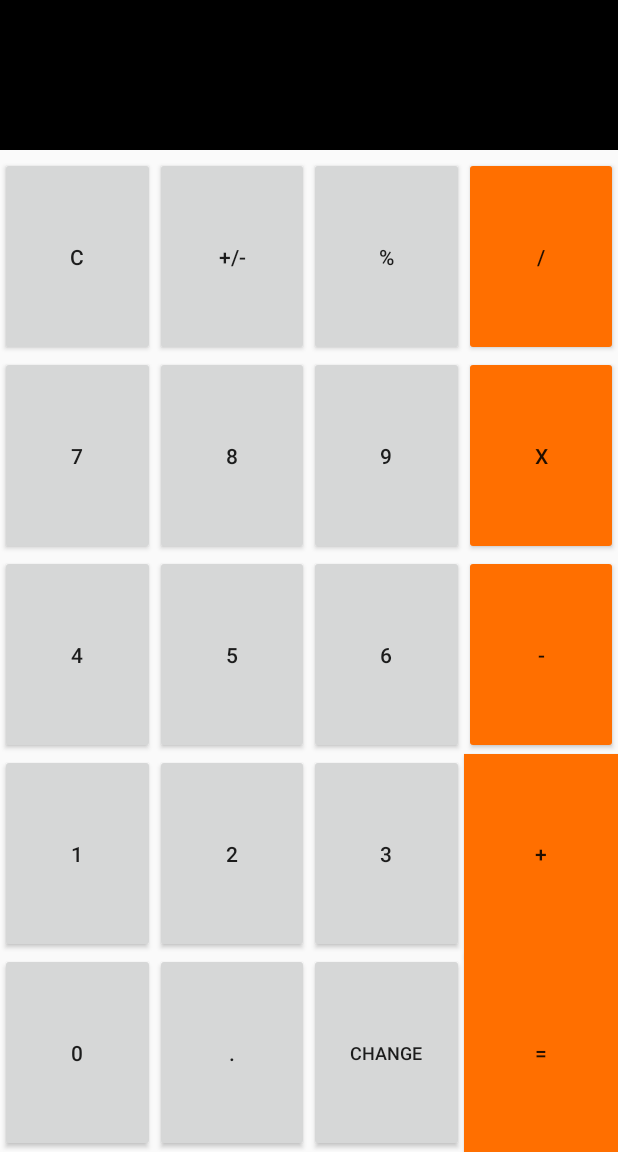
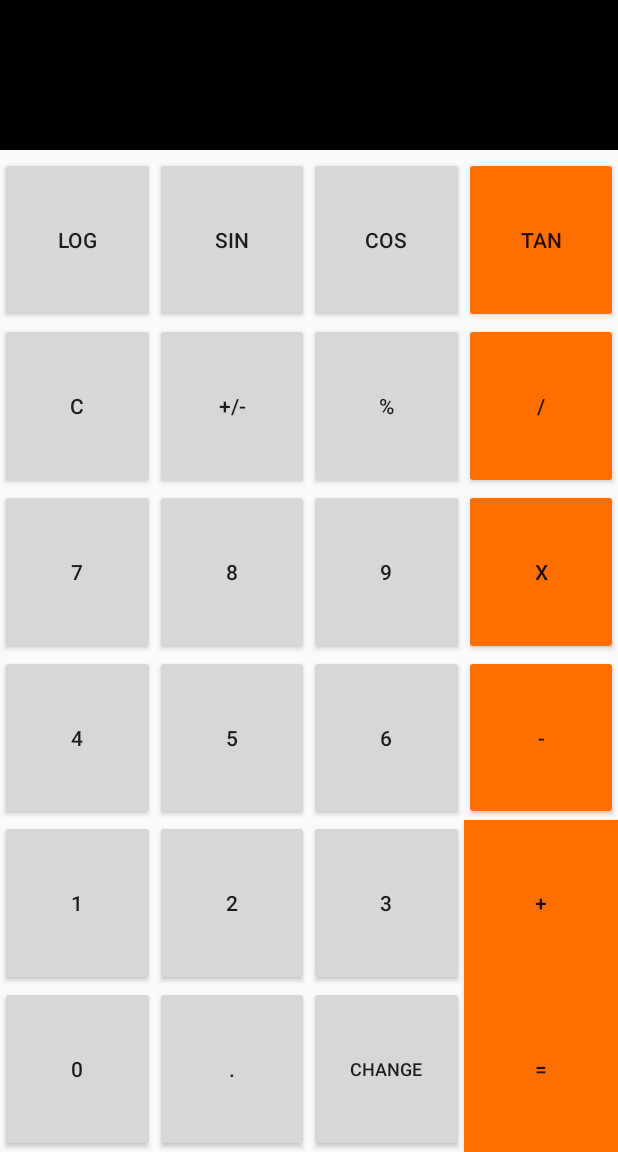
Before and after one commit to katerinavp/3.2.2.AndroidPetukhova_FrameLayout, an Android app: the screen it shows after launch (MainActivity), on a phone screen of 412 x 824 dp, the part 84-1236 px from its top. Run offline under Robolectric (Android 15) with nearby library versions, the phone set to English and light mode, and no system bars.

Commit message:
Buttons Log,Sin, Cos, Tan were added in a new row.

```diff
--- a/app/src/main/res/layout/activity_main.xml
+++ b/app/src/main/res/layout/activity_main.xml
@@ -55,40 +55,82 @@
             app:layout_constraintGuide_begin="105dp" />
 
         <Button
+            android:id="@+id/btnLog"
+            android:layout_width="0dp"
+            android:layout_height="0dp"
+            android:text="Log"
+            android:visibility="visible"
+            app:layout_constraintBottom_toTopOf="@+id/btnDelete"
+            app:layout_constraintEnd_toStartOf="@+id/btnSin"
+            app:layout_constraintHorizontal_chainStyle="spread"
+            app:layout_constraintStart_toStartOf="parent"
+            app:layout_constraintTop_toBottomOf="@+id/guideline" />
+        <Button
+            android:id="@+id/btnSin"
+            android:layout_width="0dp"
+            android:layout_height="0dp"
+            android:text="SIN"
+            android:visibility="visible"
+            app:layout_constraintBottom_toTopOf="@+id/btnPer"
+            app:layout_constraintEnd_toStartOf="@+id/btnCos"
+            app:layout_constraintHorizontal_chainStyle="spread"
+            app:layout_constraintStart_toEndOf="@+id/btnLog"
+            app:layout_constraintTop_toBottomOf="@+id/guideline" />
+        <Button
+            android:id="@+id/btnCos"
+            android:layout_width="0dp"
+            android:layout_height="0dp"
+            android:text="COS"
+            android:visibility="visible"
+            app:layout_constraintBottom_toTopOf="@+id/btnPer"
+            app:layout_constraintEnd_toStartOf="@+id/btnTan"
+            app:layout_constraintHorizontal_chainStyle="spread"
+            app:layout_constraintStart_toEndOf="@+id/btnSin"
+            app:layout_constraintTop_toBottomOf="@+id/guideline" />
+        <Button
+            android:id="@+id/btnTan"
+            android:layout_width="0dp"
+            android:layout_height="0dp"
+            android:backgroundTint="#FF6F00"
+            android:text="TAN"
+            android:visibility="visible"
+            app:layout_constraintBottom_toTopOf="@+id/btnDivide"
+            app:layout_constraintEnd_toEndOf="parent"
+            app:layout_constraintHorizontal_chainStyle="spread"
+            app:layout_constraintStart_toEndOf="@+id/btnCos"
+            app:layout_constraintTop_toBottomOf="@+id/guideline" />
+        <Button
             android:id="@+id/btnDelete"
             android:layout_width="0dp"
             android:layout_height="0dp"
             android:text="C"
-            android:visibility="visible"
             app:layout_constraintBottom_toTopOf="@+id/btn7"
             app:layout_constraintEnd_toStartOf="@+id/btnPositiveNegative"
             app:layout_constraintHorizontal_chainStyle="spread"
             app:layout_constraintStart_toStartOf="parent"
-            app:layout_constraintTop_toBottomOf="@+id/guideline" />
+            app:layout_constraintTop_toBottomOf="@+id/btnLog" />
 
         <Button
             android:id="@+id/btnPositiveNegative"
             android:layout_width="0dp"
             android:layout_height="0dp"
             android:text="+/-"
-            android:visibility="visible"
             app:layout_constraintBottom_toTopOf="@+id/btn8"
             app:layout_constraintEnd_toStartOf="@+id/btnPer"
             app:layout_constraintHorizontal_chainStyle="spread"
             app:layout_constraintStart_toEndOf="@+id/btnDelete"
-            app:layout_constraintTop_toBottomOf="@+id/guideline" />
+            app:layout_constraintTop_toBottomOf="@+id/btnSin" />
 
         <Button
             android:id="@+id/btnPer"
             android:layout_width="0dp"
             android:layout_height="0dp"
             android:text="%"
-            android:visibility="visible"
             app:layout_constraintBottom_toTopOf="@+id/btn9"
             app:layout_constraintEnd_toStartOf="@+id/btnDivide"
             app:layout_constraintHorizontal_chainStyle="spread"
             app:layout_constraintStart_toEndOf="@+id/btnPositiveNegative"
-            app:layout_constraintTop_toBottomOf="@+id/guideline" />
+            app:layout_constraintTop_toBottomOf="@+id/btnCos" />
 
         <Button
             android:id="@+id/btnDivide"
@@ -96,12 +138,11 @@
             android:layout_height="0dp"
             android:backgroundTint="#FF6F00"
             android:text="/"
-            android:visibility="visible"
             app:layout_constraintBottom_toTopOf="@+id/btnMultiplication"
             app:layout_constraintEnd_toEndOf="parent"
             app:layout_constraintHorizontal_chainStyle="spread"
             app:layout_constraintStart_toEndOf="@+id/btnPer"
-            app:layout_constraintTop_toBottomOf="@+id/guideline" />
+            app:layout_constraintTop_toBottomOf="@+id/btnTan" />
 
         <Button
             android:id="@+id/btn7"
```
Also changed, not shown: app/src/main/java/com/example/a322androispetukhova_framelayout/MainActivity.java (+16 -29 lines).
